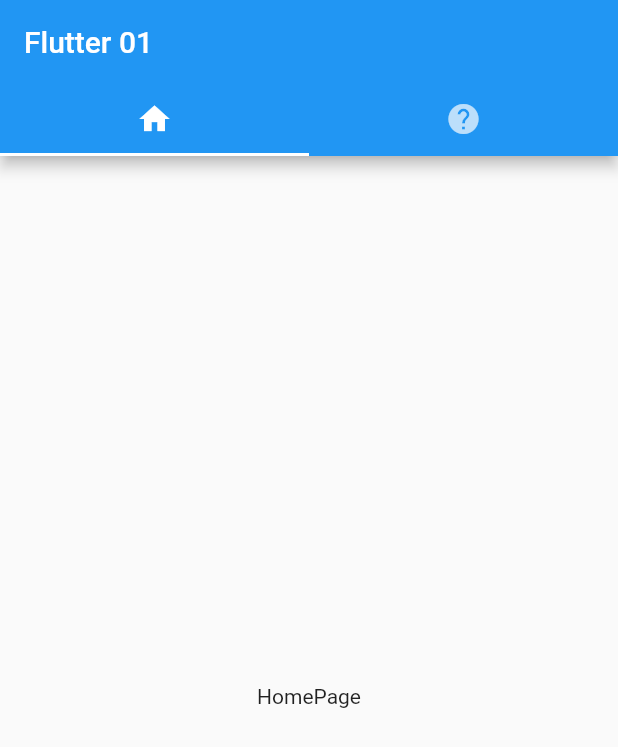
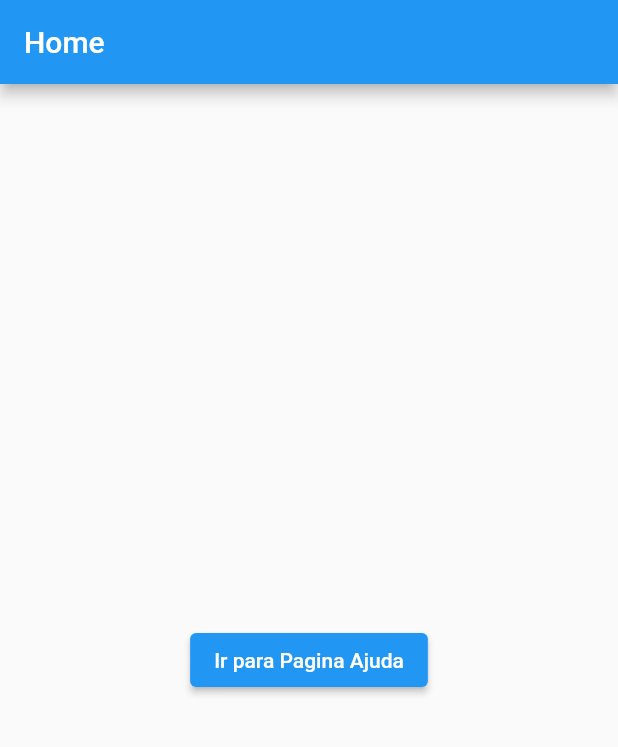
Before and after one commit to izaias1/flutter_001, a Flutter app: the screen it shows after launch, on a phone screen of 412 x 824 dp. Shown: the top 747 px of the screen. Run offline on Flutter 3.47's test engine with Material 2 defaults, Android fonts, the phone set to English and light mode, and no system bars.

Commit message:
Rotas no Flutter

```diff
--- a/lib/main.dart
+++ b/lib/main.dart
@@ -1,8 +1,8 @@
 import 'dart:ui';
 
 import 'package:flutter/material.dart';
-import 'package:flutter_001/exemplo.dart';
-import 'package:flutter_001/src/homeTabBar.dart';
+import 'package:flutter_001/src/ajuda.dart';
+import 'package:flutter_001/src/home.dart';
 
 void main() => runApp(MeuApp());
 
@@ -10,10 +10,12 @@ class MeuApp extends StatelessWidget {
   @override
   Widget build(BuildContext context) {
     return MaterialApp(
-        debugShowCheckedModeBanner: false,
-        theme: ThemeData(
-          brightness: Brightness.light,
-        ),
-        home: HomeTabBar());
+      debugShowCheckedModeBanner: false,
+      routes: {
+        '/home': (context) => HomePage(),
+        '/ajuda': (context) => AjudaPage(),
+      },
+      initialRoute: '/home',
+    );
   }
 }
--- a/lib/src/ajuda.dart
+++ b/lib/src/ajuda.dart
@@ -3,8 +3,11 @@ import 'package:flutter/material.dart';
 class AjudaPage extends StatelessWidget {
   @override
   Widget build(BuildContext context) {
-    return const Center(
-      child: Text('AjudaPage'),
+    return Scaffold(
+      appBar: AppBar(
+        title: Text('Ajuda'),
+      ),
+      body: Center(child: Text('Ajuda')),
     );
   }
 }
--- a/lib/src/home.dart
+++ b/lib/src/home.dart
@@ -3,8 +3,18 @@ import 'package:flutter/material.dart';
 class HomePage extends StatelessWidget {
   @override
   Widget build(BuildContext context) {
-    return const Center(
-      child: Text('HomePage'),
+    return Scaffold(
+      appBar: AppBar(
+        title: Text('Home'),
+      ),
+      body: Center(
+        child: ElevatedButton(
+          onPressed: (() {
+            Navigator.pushNamed(context, '/ajuda');
+          }),
+          child: const Text('Ir para Pagina Ajuda'),
+        ),
+      ),
     );
   }
 }
```
